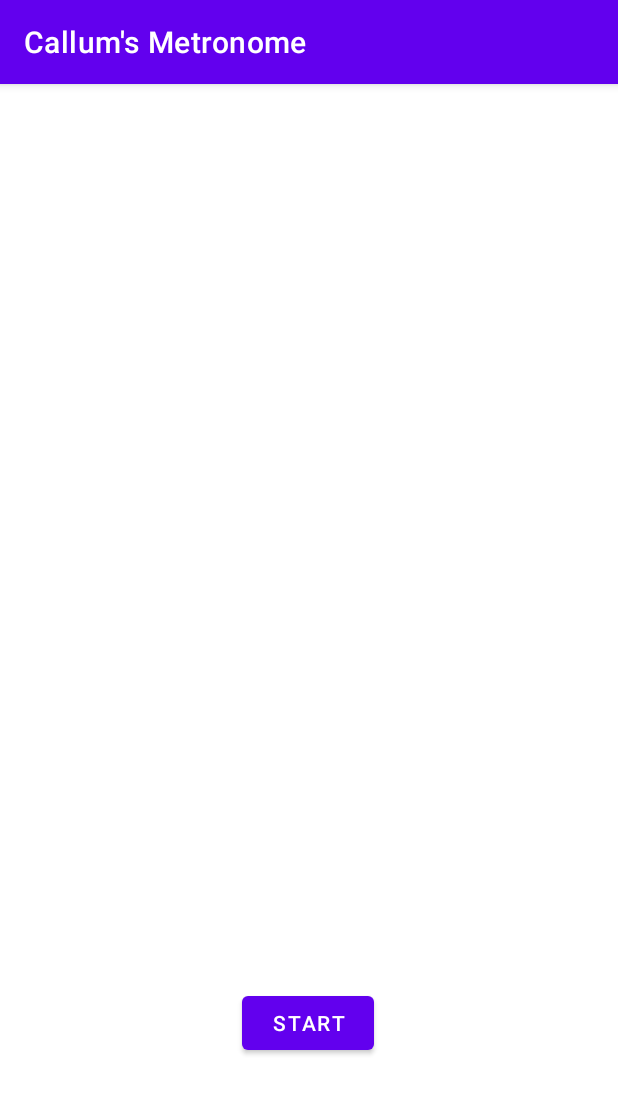
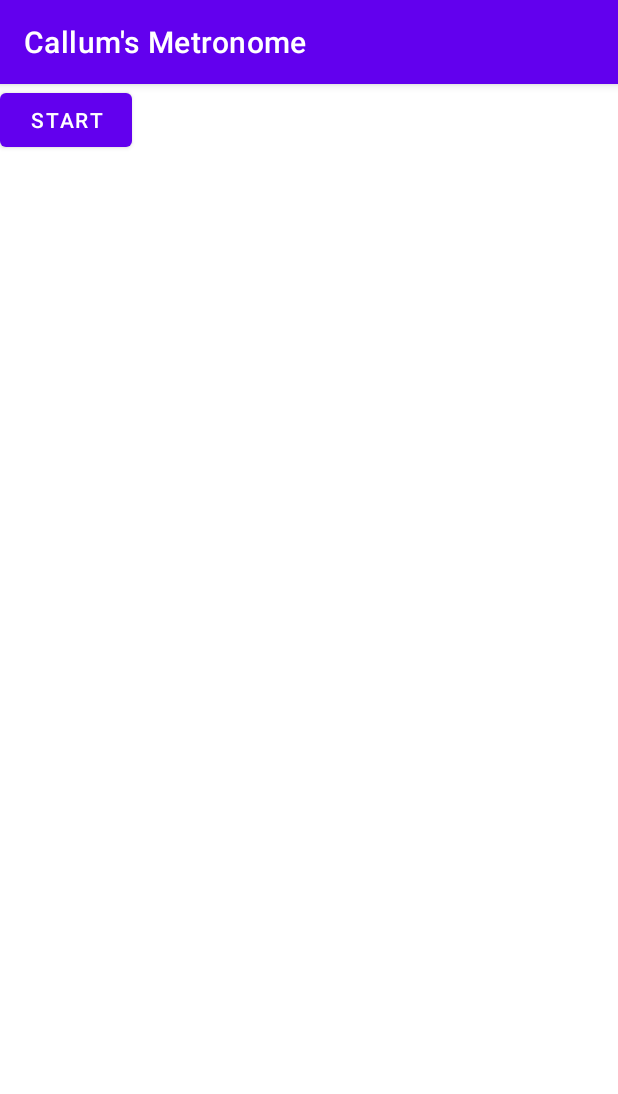
Before and after one commit to callumjohnspiller/metronome-app, an Android app: the screen it shows after launch (MetronomeActivity), on a phone screen of 412 x 824 dp. Shown: the top 1094 px of the screen. Run offline under Robolectric (Android 15) with nearby library versions, the phone set to English and light mode, and no system bars.

Commit message:
removed constraints for button

```diff
--- a/app/src/main/res/layout/activity_main.xml
+++ b/app/src/main/res/layout/activity_main.xml
@@ -10,10 +10,5 @@
             android:text="@string/metronome_start"
             android:layout_width="wrap_content"
             android:layout_height="wrap_content" android:id="@+id/metronomeStartStop"
-            app:layout_constraintStart_toStartOf="parent"
-            app:layout_constraintEnd_toEndOf="parent"
-            app:layout_constraintTop_toTopOf="parent"
-            app:layout_constraintBottom_toBottomOf="parent"
-            app:layout_constraintVertical_bias="0.836" app:layout_constraintHorizontal_bias="0.498"
-            app:strokeColor="#CD1414"/>
+            app:strokeColor="#CD1414" tools:layout_editor_absoluteY="571dp" tools:layout_editor_absoluteX="161dp"/>
 </androidx.constraintlayout.widget.ConstraintLayout>
```
